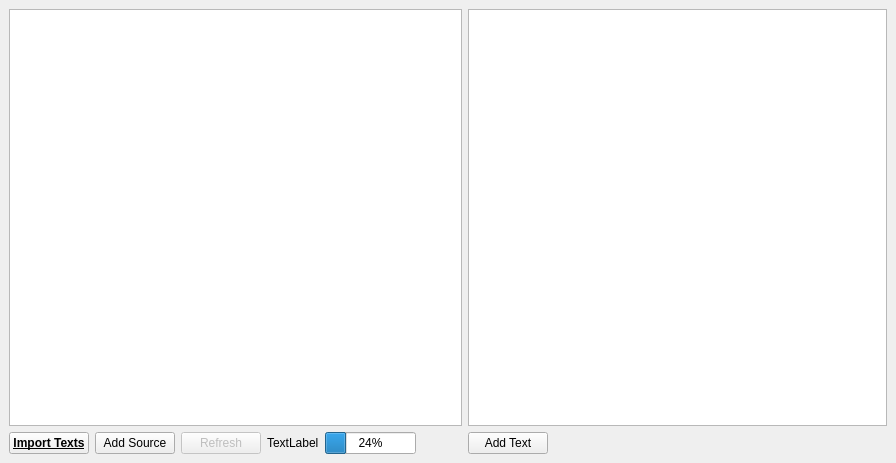
Qt form src/texts/library.ui (coryo/amphetype2) before a commit.
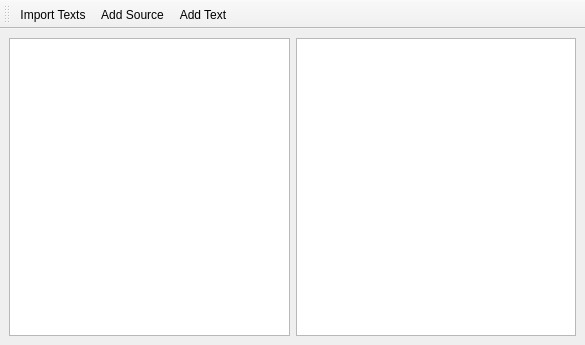
The same form after that commit.

What changed in the file:
```diff
--- a/src/texts/library.ui
+++ b/src/texts/library.ui
@@ -1,99 +1,21 @@
 <?xml version="1.0" encoding="UTF-8"?>
 <ui version="4.0">
  <class>Library</class>
- <widget class="QWidget" name="Library">
+ <widget class="QMainWindow" name="Library">
   <property name="geometry">
    <rect>
     <x>0</x>
     <y>0</y>
-    <width>896</width>
-    <height>463</height>
+    <width>585</width>
+    <height>345</height>
    </rect>
   </property>
   <property name="windowTitle">
    <string>Library</string>
   </property>
-  <layout class="QHBoxLayout" name="horizontalLayout" stretch="0,0">
-   <property name="spacing">
-    <number>6</number>
-   </property>
-   <property name="leftMargin">
-    <number>9</number>
-   </property>
-   <property name="topMargin">
-    <number>9</number>
-   </property>
-   <property name="rightMargin">
-    <number>9</number>
-   </property>
-   <property name="bottomMargin">
-    <number>9</number>
-   </property>
+  <widget class="QWidget" name="centralwidget">
+   <layout class="QHBoxLayout" name="horizontalLayout_2">
    <item>
-    <layout class="QGridLayout" name="gridLayout">
-     <item row="1" column="4">
-      <widget class="QProgressBar" name="progress">
-       <property name="sizePolicy">
-        <sizepolicy hsizetype="Preferred" vsizetype="Fixed">
-         <horstretch>0</horstretch>
-         <verstretch>0</verstretch>
-        </sizepolicy>
-       </property>
-       <property name="value">
-        <number>24</number>
-       </property>
-      </widget>
-     </item>
-     <item row="1" column="0">
-      <widget class="QPushButton" name="importButton">
-       <property name="sizePolicy">
-        <sizepolicy hsizetype="Preferred" vsizetype="Fixed">
-         <horstretch>0</horstretch>
-         <verstretch>0</verstretch>
-        </sizepolicy>
-       </property>
-       <property name="font">
-        <font>
-         <weight>75</weight>
-         <bold>true</bold>
-         <underline>true</underline>
-        </font>
-       </property>
-       <property name="text">
-        <string>Import Texts</string>
-       </property>
-      </widget>
-     </item>
-     <item row="1" column="3">
-      <widget class="QLabel" name="progressText">
-       <property name="sizePolicy">
-        <sizepolicy hsizetype="Preferred" vsizetype="Minimum">
-         <horstretch>0</horstretch>
-         <verstretch>0</verstretch>
-        </sizepolicy>
-       </property>
-       <property name="text">
-        <string>TextLabel</string>
-       </property>
-       <property name="wordWrap">
-        <bool>true</bool>
-       </property>
-      </widget>
-     </item>
-     <item row="1" column="1">
-      <widget class="QPushButton" name="addSourceButton">
-       <property name="sizePolicy">
-        <sizepolicy hsizetype="Preferred" vsizetype="Fixed">
-         <horstretch>0</horstretch>
-         <verstretch>0</verstretch>
-        </sizepolicy>
-       </property>
-       <property name="text">
-        <string>Add Source</string>
-       </property>
-      </widget>
-     </item>
-     <item row="0" column="0" colspan="6">
       <widget class="QTableView" name="sourcesTable">
        <property name="sizePolicy">
         <sizepolicy hsizetype="Preferred" vsizetype="Preferred">
@@ -121,53 +43,14 @@
        </property>
       </widget>
      </item>
-     <item row="1" column="5">
-      <spacer name="horizontalSpacer">
-       <property name="orientation">
-        <enum>Qt::Horizontal</enum>
-       </property>
-       <property name="sizeHint" stdset="0">
-        <size>
-         <width>40</width>
-         <height>20</height>
-        </size>
-       </property>
-      </spacer>
-     </item>
-     <item row="1" column="2">
-      <widget class="QPushButton" name="refreshSources">
-       <property name="enabled">
-        <bool>false</bool>
-       </property>
-       <property name="sizePolicy">
-        <sizepolicy hsizetype="Preferred" vsizetype="Fixed">
-         <horstretch>0</horstretch>
-         <verstretch>0</verstretch>
-        </sizepolicy>
-       </property>
-       <property name="text">
-        <string>Refresh</string>
-       </property>
-      </widget>
-     </item>
-    </layout>
-   </item>
-   <item>
-    <layout class="QVBoxLayout" name="verticalLayout">
-     <property name="leftMargin">
-      <number>0</number>
-     </property>
-     <property name="topMargin">
-      <number>0</number>
-     </property>
-     <property name="rightMargin">
-      <number>0</number>
-     </property>
-     <property name="bottomMargin">
-      <number>0</number>
-     </property>
      <item>
       <widget class="QTableView" name="textsTable">
+      <property name="sizePolicy">
+       <sizepolicy hsizetype="Preferred" vsizetype="Preferred">
+        <horstretch>0</horstretch>
+        <verstretch>0</verstretch>
+       </sizepolicy>
+      </property>
        <property name="contextMenuPolicy">
         <enum>Qt::CustomContextMenu</enum>
        </property>
@@ -182,22 +65,37 @@
        </property>
       </widget>
      </item>
-     <item>
-      <widget class="QPushButton" name="addTextButton">
-       <property name="sizePolicy">
-        <sizepolicy hsizetype="Fixed" vsizetype="Fixed">
-         <horstretch>0</horstretch>
-         <verstretch>0</verstretch>
-        </sizepolicy>
-       </property>
+   </layout>
+  </widget>
+  <widget class="QToolBar" name="toolBar">
+   <property name="windowTitle">
+    <string>toolBar</string>
+   </property>
+   <attribute name="toolBarArea">
+    <enum>TopToolBarArea</enum>
+   </attribute>
+   <attribute name="toolBarBreak">
+    <bool>false</bool>
+   </attribute>
+   <addaction name="actionImport_Texts"/>
+   <addaction name="actionAdd_Source"/>
+   <addaction name="actionAdd_Text"/>
+  </widget>
+  <action name="actionImport_Texts">
+   <property name="text">
+    <string>Import Texts</string>
+   </property>
+  </action>
+  <action name="actionAdd_Source">
+   <property name="text">
+    <string>Add Source</string>
+   </property>
+  </action>
+  <action name="actionAdd_Text">
        <property name="text">
         <string>Add Text</string>
        </property>
-      </widget>
-     </item>
-    </layout>
-   </item>
-  </layout>
+  </action>
  </widget>
  <resources/>
  <connections/>
```
Lines whose indentation alone changed are shown as unchanged.
